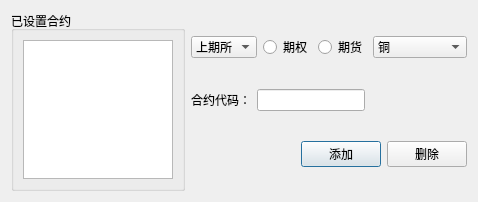
ChengruiGu/CMF_Marketmaker, file setting_addconract.ui: the form before one commit.
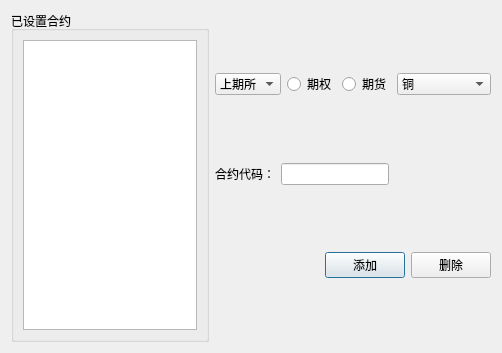
The form after the commit.

```diff
--- a/setting_addconract.ui
+++ b/setting_addconract.ui
@@ -6,8 +6,8 @@
    <rect>
     <x>0</x>
     <y>0</y>
-    <width>478</width>
-    <height>202</height>
+    <width>502</width>
+    <height>353</height>
    </rect>
   </property>
   <property name="windowTitle">
```
